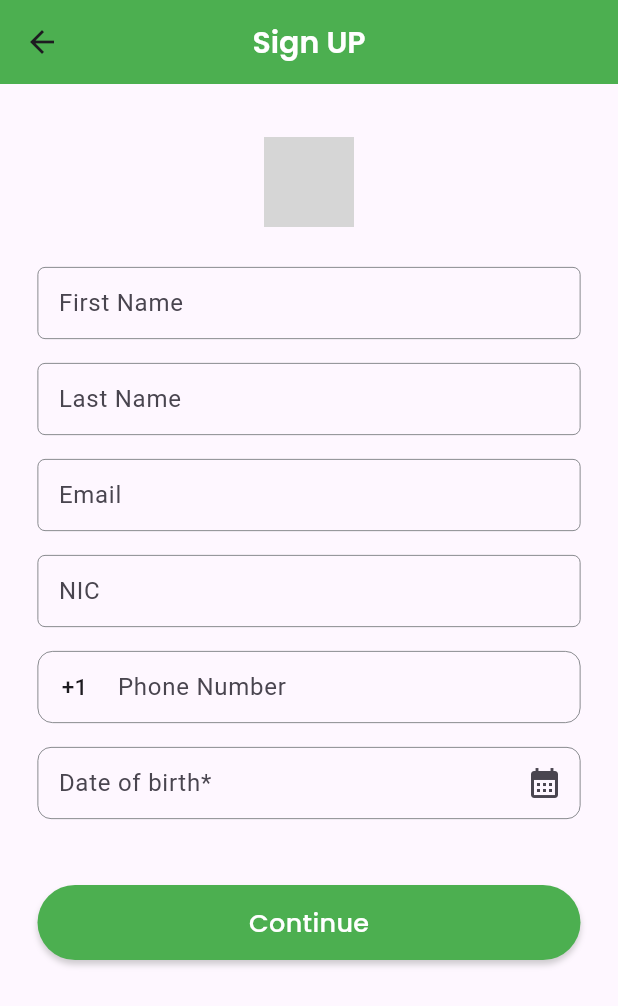
After one commit to IT21175466/koreanLMS, a Flutter app: the SignUPScreen screen opened by its route, on a phone screen of 412 x 824 dp. The commit adds this screen. Shown: the top 1006 px of the screen. Run offline on Flutter 3.47's test engine with Material 3 defaults, Android fonts, the phone set to English and light mode, and no system bars; our stand-ins replace carousel_slider, pinput; missing offline and left inert: fl_country_code_picker; network calls fail; grey boxes are pictures that could not be loaded.

Commit message:
SignUp done

```diff
--- a/lib/main.dart
+++ b/lib/main.dart
@@ -1,5 +1,6 @@
 import 'package:flutter/material.dart';
 import 'package:koreanlms/constants/primary_colors.dart';
+import 'package:koreanlms/providers/authentication/signup_provider.dart';
 import 'package:koreanlms/providers/mobile_validation/phone_validation_provider.dart';
 import 'package:koreanlms/routes/app_routes.dart';
 import 'package:provider/provider.dart';
@@ -16,6 +17,7 @@ class MyApp extends StatelessWidget {
     return MultiProvider(
       providers: [
         ChangeNotifierProvider(create: (context) => PhoneValidationProvider()),
+        ChangeNotifierProvider(create: (context) => SignUPProvider()),
       ],
       child: MaterialApp(
         debugShowCheckedModeBanner: false,
--- /dev/null
+++ b/lib/providers/authentication/signup_provider.dart
@@ -0,0 +1,32 @@
+import 'package:fl_country_code_picker/fl_country_code_picker.dart';
+import 'package:flutter/material.dart';
+import 'package:intl/intl.dart';
+
+class SignUPProvider extends ChangeNotifier {
+  TextEditingController brithdayController = TextEditingController();
+  String selectedDate = '';
+  final countryPicker = const FlCountryCodePicker();
+  CountryCode? countryCode;
+
+  Future<void> selectBirthDay(BuildContext context) async {
+    DateTime? picked = await showDatePicker(
+      context: context,
+      initialDate: DateTime.now(),
+      firstDate: DateTime(1900),
+      lastDate: DateTime(2200),
+    );
+
+    if (picked != null && picked != DateTime.now()) {
+      brithdayController.text = DateFormat.yMMMMd().format(picked);
+      notifyListeners();
+    }
+  }
+
+  selectCountry(BuildContext context) async {
+    countryCode = await countryPicker.showPicker(
+      pickerMinHeight: 30,
+      context: context,
+    );
+    notifyListeners();
+  }
+}
--- a/lib/routes/app_routes.dart
+++ b/lib/routes/app_routes.dart
@@ -1,5 +1,6 @@
 import 'package:flutter/material.dart';
 import 'package:koreanlms/screens/authentication/login_screen/login_page.dart';
+import 'package:koreanlms/screens/authentication/signup_screen/signup_screen.dart';
 import 'package:koreanlms/screens/splash_screen/initial_splash.dart';
 
 class AppRoutes {
@@ -7,6 +8,7 @@ class AppRoutes {
     return {
       '/initsplash': (context) => InitialSplash(),
       '/login': (context) => LoginScreen(),
+      '/signup': (context) => SignUPScreen(),
     };
   }
 }
--- a/lib/screens/authentication/otp_screen/otp_screen.dart
+++ b/lib/screens/authentication/otp_screen/otp_screen.dart
@@ -18,15 +18,6 @@ class _OTPScreenState extends State<OTPScreen> {
     double screenHeight = MediaQuery.of(context).size.height;
     return Scaffold(
       appBar: AppBar(
-        leading: GestureDetector(
-          onTap: () {
-            Navigator.pop(context);
-          },
-          child: Icon(
-            Icons.arrow_back_ios,
-            color: Colors.white,
-          ),
-        ),
         title: Text(
           'Phone Verification',
           style: TextStyle(
@@ -91,11 +82,16 @@ class _OTPScreenState extends State<OTPScreen> {
             SizedBox(
               height: 40,
             ),
-            CustomButton(
-              text: 'Verify',
-              height: 50,
-              width: screenWidth,
-              backgroundColor: Colors.green,
+            GestureDetector(
+              onTap: () {
+                Navigator.pushReplacementNamed(context, '/signup');
+              },
+              child: CustomButton(
+                text: 'Verify',
+                height: 50,
+                width: screenWidth,
+                backgroundColor: Colors.green,
+              ),
             ),
             Spacer(),
             Spacer(),
--- /dev/null
+++ b/lib/screens/authentication/signup_screen/signup_screen.dart
@@ -0,0 +1,137 @@
+import 'package:flutter/material.dart';
+import 'package:koreanlms/constants/app_colors.dart';
+import 'package:koreanlms/providers/authentication/signup_provider.dart';
+import 'package:koreanlms/widgets/button_widget.dart';
+import 'package:koreanlms/widgets/phone_textfiled.dart';
+import 'package:koreanlms/widgets/textfiled_widget.dart';
+import 'package:provider/provider.dart';
+
+class SignUPScreen extends StatefulWidget {
+  const SignUPScreen({super.key});
+
+  @override
+  State<SignUPScreen> createState() => _SignUPScreenState();
+}
+
+class _SignUPScreenState extends State<SignUPScreen> {
+  final TextEditingController sampleController = TextEditingController();
+  final TextEditingController phoneController = TextEditingController();
+  @override
+  Widget build(BuildContext context) {
+    double screenWidth = MediaQuery.of(context).size.width;
+
+    return Scaffold(
+      appBar: AppBar(
+        title: Text(
+          'Sign UP',
+          style: TextStyle(
+            fontFamily: 'Poppins',
+            fontWeight: FontWeight.w600,
+            color: Colors.white,
+            fontSize: 20,
+          ),
+        ),
+        centerTitle: true,
+        backgroundColor: Colors.green,
+      ),
+      body: Container(
+        padding: EdgeInsets.symmetric(horizontal: 25, vertical: 15),
+        width: screenWidth,
+        child: SingleChildScrollView(
+          child: Consumer(
+            builder: (BuildContext context, SignUPProvider signUPProvider,
+                    Widget? child) =>
+                Column(
+              children: [
+                Padding(
+                  padding: EdgeInsets.symmetric(vertical: 20),
+                  child: SizedBox(
+                    height: 60,
+                    width: 60,
+                    child: Image.asset('assets/images/gPhotosLogo.png'),
+                  ),
+                ),
+                CustomTextField(
+                    controller: sampleController, labelText: 'First Name'),
+                CustomTextField(
+                    controller: sampleController, labelText: 'Last Name'),
+                CustomTextField(
+                    controller: sampleController, labelText: 'Email'),
+                CustomTextField(controller: sampleController, labelText: 'NIC'),
+                PhoneTextField(
+                  controller: phoneController,
+                  labelText: 'Phone Number',
+                  hintText: "71XXXXXXX",
+                  prefix: GestureDetector(
+                    onTap: () async {
+                      signUPProvider.selectCountry(context);
+                    },
+                    child: Container(
+                      padding: const EdgeInsets.symmetric(
+                          horizontal: 8.0, vertical: 8.0),
+                      margin: const EdgeInsets.symmetric(
+                          horizontal: 8.0, vertical: 5),
+                      decoration: const BoxDecoration(
+                        color: Colors.transparent,
+                        borderRadius: BorderRadius.all(
+                          Radius.circular(5.0),
+                        ),
+                      ),
+                      child: Text(
+                        signUPProvider.countryCode == null
+                            ? '+1'
+                            : '${signUPProvider.countryCode?.dialCode ?? '+1'}',
+                        style: const TextStyle(
+                          fontSize: 15,
+                          fontWeight: FontWeight.w500,
+                        ),
+                      ),
+                    ),
+                  ),
+                ),
+                Container(
+                  margin: const EdgeInsets.symmetric(vertical: 7),
+                  height: 50,
+                  child: TextField(
+                    readOnly: true,
+                    controller: signUPProvider.brithdayController,
+                    decoration: InputDecoration(
+                      border: OutlineInputBorder(
+                        borderRadius: BorderRadius.circular(9.0),
+                      ),
+                      enabledBorder: OutlineInputBorder(
+                        borderRadius: BorderRadius.circular(9.0),
+                        borderSide: const BorderSide(
+                          color: AppColors.grayColor,
+                          width: 0.5,
+                        ),
+                      ),
+                      suffixIcon: GestureDetector(
+                        onTap: () {
+                          signUPProvider.selectBirthDay(context);
+                        },
+                        child: Icon(Icons.calendar_month),
+                      ),
+                      labelText: "Date of birth*",
+                      contentPadding: const EdgeInsets.symmetric(
+                          vertical: 12, horizontal: 10),
+                    ),
+                  ),
+                ),
+                SizedBox(
+                  height: 35,
+                ),
+                CustomButton(
+                  text: 'Continue',
+                  height: 50,
+                  width: screenWidth,
+                  backgroundColor: Colors.green,
+                ),
+              ],
+            ),
+          ),
+        ),
+      ),
+    );
+  }
+}
--- a/lib/widgets/phone_textfiled.dart
+++ b/lib/widgets/phone_textfiled.dart
@@ -20,7 +20,7 @@ class PhoneTextField extends StatelessWidget {
   @override
   Widget build(BuildContext context) {
     return Container(
-      margin: const EdgeInsets.symmetric(vertical: 5),
+      margin: const EdgeInsets.symmetric(vertical: 7),
       height: 50,
       child: TextField(
         keyboardType: TextInputType.number,
--- a/lib/widgets/textfiled_widget.dart
+++ b/lib/widgets/textfiled_widget.dart
@@ -16,7 +16,7 @@ class CustomTextField extends StatelessWidget {
   @override
   Widget build(BuildContext context) {
     return Container(
-      margin: const EdgeInsets.symmetric(vertical: 5),
+      margin: const EdgeInsets.symmetric(vertical: 7),
       height: 50,
       child: TextField(
         controller: controller,
--- a/pubspec.yaml
+++ b/pubspec.yaml
@@ -39,6 +39,7 @@ dependencies:
   fl_country_code_picker: ^0.1.9+1
   carousel_slider: ^4.2.1
   pinput: ^3.0.1
+  intl: ^0.18.1
 
 dev_dependencies:
   flutter_test:
```
Also changed, not shown: pubspec.lock.
